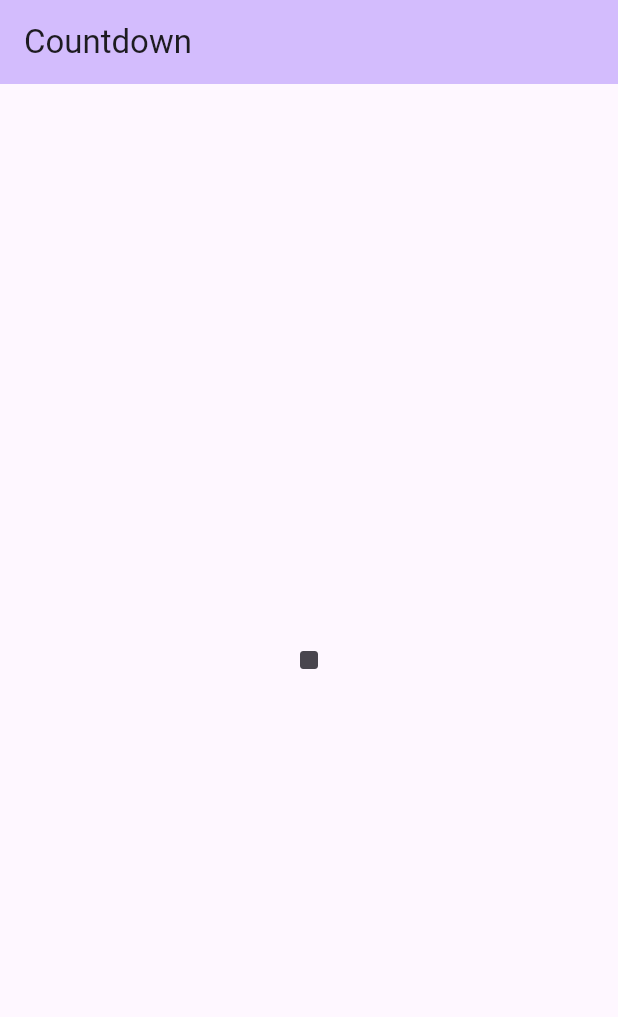
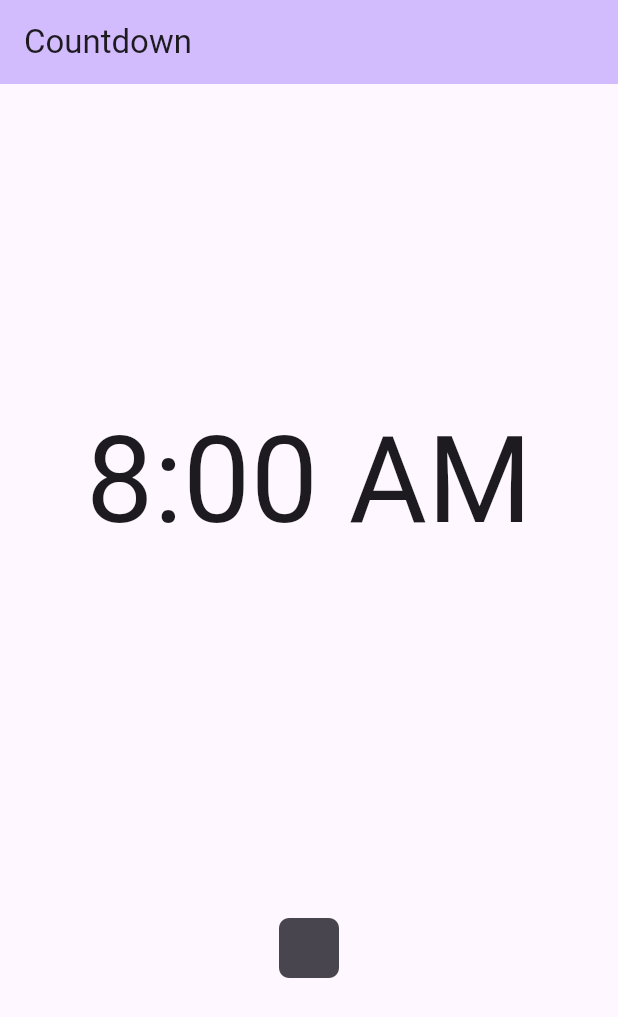
Before and after one commit to MrHeer/countdown, a Flutter app: the screen it shows after launch, after a tap on the "stop" icon, on a phone screen of 412 x 824 dp. Shown: the top 1017 px of the screen. Run offline on Flutter 3.47's test engine with Material 3 defaults, Android fonts, the phone set to English and light mode, and no system bars.

Commit message:
feat: layout finished

```diff
--- a/lib/control.dart
+++ b/lib/control.dart
@@ -27,12 +27,13 @@ class _ControlState extends State<Control> {
   @override
   Widget build(BuildContext context) {
     return IconButton(
+      iconSize: 80,
       onPressed: handlePressed,
       icon: AnimatedRotation(
         turns: playing ? 1 / 4 : 0,
-        duration: const Duration(milliseconds: 300),
+        duration: Durations.medium1,
         child: AnimatedCrossFade(
-            duration: const Duration(milliseconds: 300),
+            duration: Durations.medium1,
             firstChild: const Icon(Icons.play_arrow_rounded),
             secondChild: const Icon(Icons.stop_rounded),
             crossFadeState:
--- /dev/null
+++ b/lib/display.dart
@@ -0,0 +1,23 @@
+import 'package:flutter/material.dart';
+
+class Display extends StatelessWidget {
+  const Display({super.key});
+
+  @override
+  Widget build(BuildContext context) {
+    return Column(
+      children: [
+        const Text("After"),
+        Text(
+          const TimeOfDay(hour: 2, minute: 23).format(context),
+          style: const TextStyle(fontSize: 80),
+        ),
+        const Text("To"),
+        Text(
+          const TimeOfDay(hour: 8, minute: 0).format(context),
+          style: const TextStyle(fontSize: 20),
+        ),
+      ],
+    );
+  }
+}
--- a/lib/main.dart
+++ b/lib/main.dart
@@ -1,4 +1,6 @@
 import 'package:countdown/control.dart';
+import 'package:countdown/display.dart';
+import 'package:countdown/time_picker.dart';
 import 'package:flutter/material.dart';
 
 void main() {
@@ -38,11 +40,22 @@ class _MyHomePageState extends State<MyHomePage> {
         backgroundColor: Theme.of(context).colorScheme.inversePrimary,
         title: Text(widget.title),
       ),
-      body: const Center(
+      body: Center(
         child: Column(
-          mainAxisAlignment: MainAxisAlignment.center,
+          mainAxisAlignment: MainAxisAlignment.spaceEvenly,
           children: <Widget>[
-            Control(),
+            SizedBox.fromSize(
+              size: const Size.fromHeight(240),
+              child: const Center(
+                child: AnimatedCrossFade(
+                  duration: Durations.medium2,
+                  firstChild: TimePicker(),
+                  secondChild: Display(),
+                  crossFadeState: CrossFadeState.showFirst,
+                ),
+              ),
+            ),
+            const Control(),
           ],
         ),
       ),
--- /dev/null
+++ b/lib/time_picker.dart
@@ -0,0 +1,13 @@
+import 'package:flutter/material.dart';
+
+class TimePicker extends StatelessWidget {
+  const TimePicker({super.key});
+
+  @override
+  Widget build(BuildContext context) {
+    return Text(
+      const TimeOfDay(hour: 8, minute: 0).format(context),
+      style: const TextStyle(fontSize: 80),
+    );
+  }
+}
```
